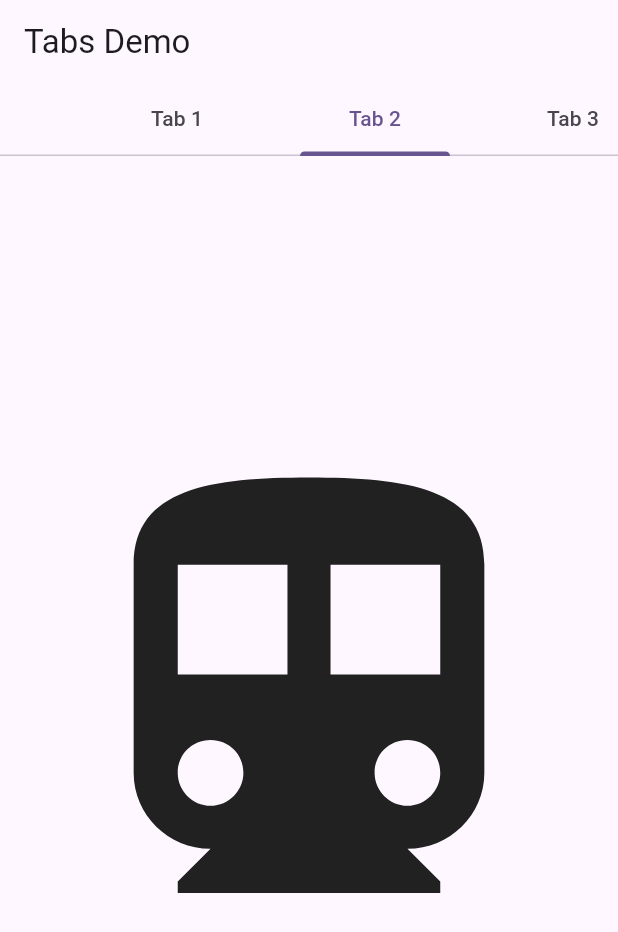
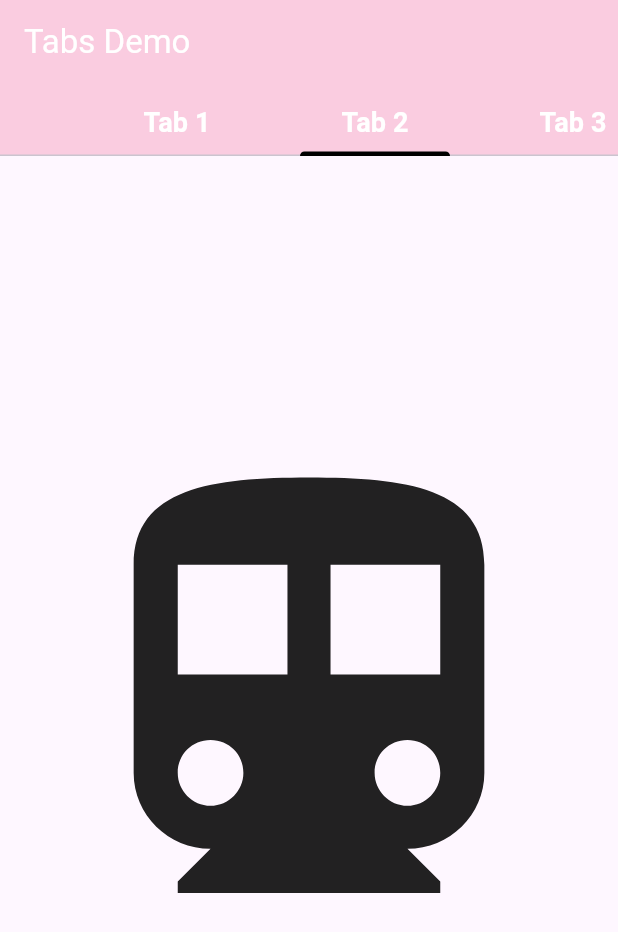
Before and after one commit to shamsenurshanto/TestSqflite, a Flutter app: the screen it shows after launch, tab 2 chosen, on a phone screen of 412 x 824 dp. Shown: the top 932 px of the screen. Run offline on Flutter 3.47's test engine with Material 3 defaults, Android fonts, the phone set to English and light mode, and no system bars; our stand-ins replace dropdown_button2, get, google_fonts, shimmer, sqflite; missing offline and left inert: cart_stepper, dart:ffi, vertical_scrollable_tabview; accounts and stored records are empty.

Commit message:
added tabbar

```diff
--- a/lib/View/Dashboard/dashboard.dart
+++ b/lib/View/Dashboard/dashboard.dart
@@ -35,18 +35,24 @@ class DashBoard extends StatelessWidget {
         headerSliverBuilder: (BuildContext context, bool innerBoxIsScrolled) {
           return <Widget>[
             new SliverAppBar(
-              title: Text('Tabs Demo'),
+              title: Text('Tabs Demo', style: TextStyle(color: Colors.white)),
               pinned: true,
               floating: true,
+              backgroundColor: Colors.pink.withOpacity(0.1992),
               bottom: TabBar(
                 isScrollable: true,
+                indicatorColor: Colors.black,
                 tabs: [
                   for (int i = 0; i < tabTitles.length; i++)
                     Tab(
                         child: Container(
                       width: 100,
                       height: 20,
-                      child: Center(child: Text(tabTitles[i])),
+                      child: Center(
+                          child: Text(
+                        tabTitles[i],
+                        style: TextStyle(color: Colors.white, fontSize: 18, fontWeight: FontWeight.bold),
+                      )),
                     )),
                 ],
               ),
@@ -55,7 +61,7 @@ class DashBoard extends StatelessWidget {
         },
         body: TabBarView(
           children: <Widget>[
-            Icon(Icons.flight, size: 350),
+            demoDartView(),
             Icon(Icons.directions_transit, size: 350),
             Icon(Icons.directions_car, size: 350),
             Icon(Icons.directions_bike, size: 350),
```
